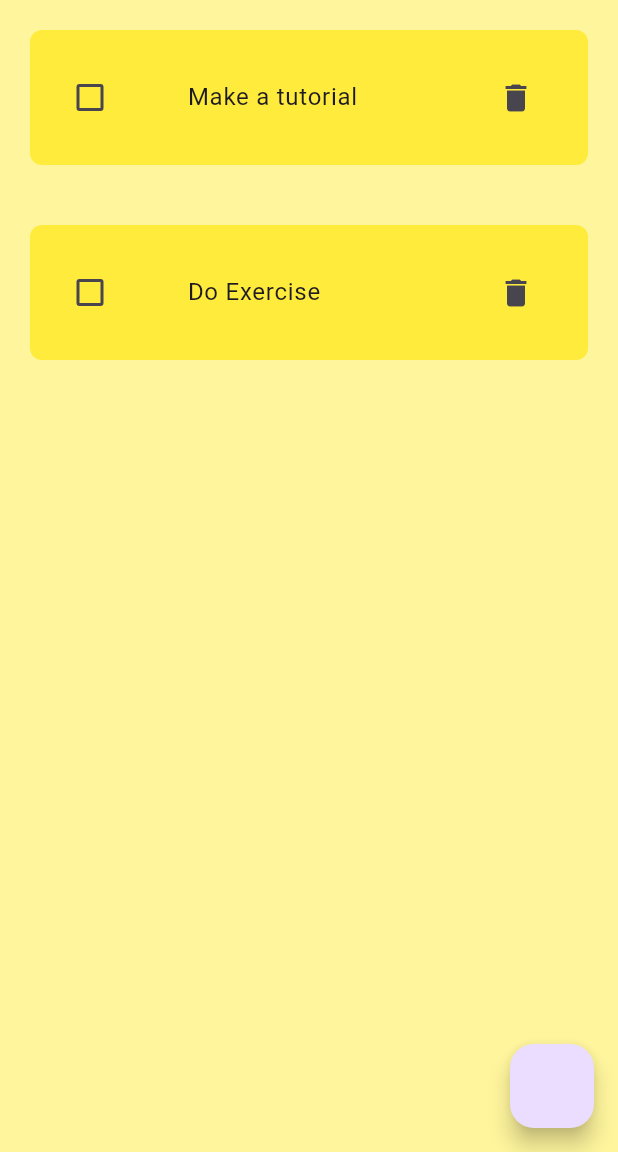
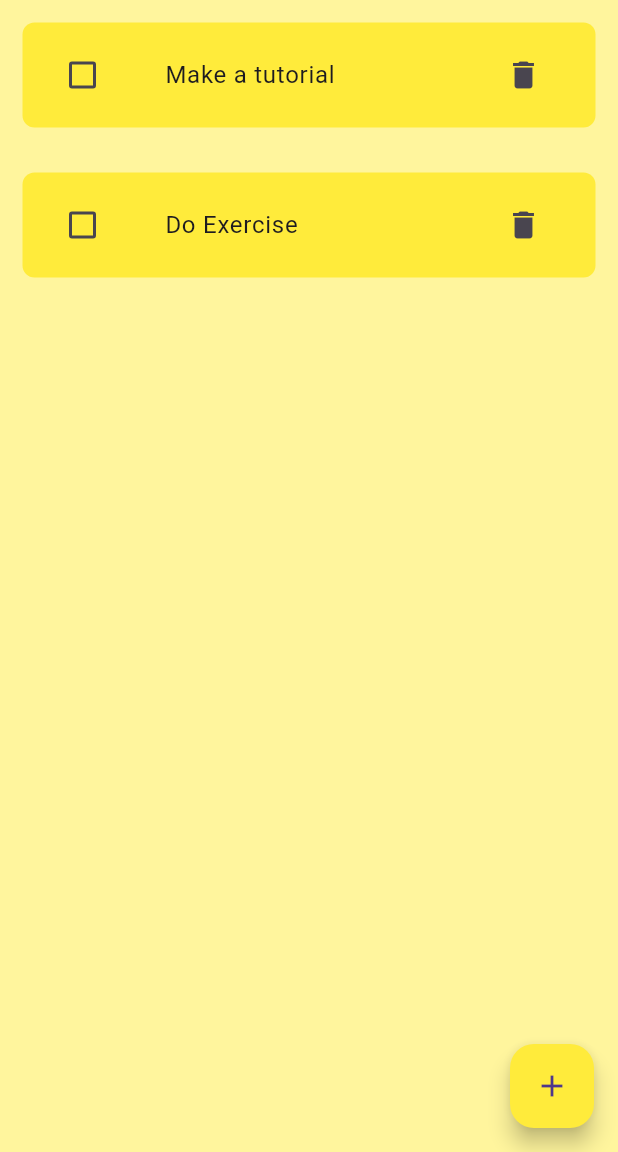
Before and after one commit to DanielLeke/To-Do-App, a Flutter app: the screen it shows after launch, on a phone screen of 412 x 824 dp, the part 84-1236 px from its top. Run offline on Flutter 3.47's test engine with Material 3 defaults, Android fonts, the phone set to English and light mode, and no system bars.

Commit message:
Put a floating action button that will trigger the dialog box and styled it

```diff
--- a/lib/pages/home_page.dart
+++ b/lib/pages/home_page.dart
@@ -24,11 +24,14 @@ class _HomePageState extends State<HomePage> {
         backgroundColor: Colors.yellow,
         elevation: 0,
       ),
-      floatingActionButton: FloatingActionButton(onPressed: () {
+      floatingActionButton: FloatingActionButton(
+        backgroundColor: Colors.yellow,
+        onPressed: () {
         const Dialog(
           child: DialogBox(),
         );
-      }),
+      },
+        child: const Icon(Icons.add)),
       body: ListView.builder(
         itemCount: toDoItems.length,
         itemBuilder: (context, index) {
--- a/lib/utilities/todo_tile.dart
+++ b/lib/utilities/todo_tile.dart
@@ -17,7 +17,7 @@ class ToDoTile extends StatelessWidget {
   @override
   Widget build(BuildContext context) {
     return Container(
-      margin: const EdgeInsets.all(20),
+      margin: const EdgeInsets.all(15),
       decoration: BoxDecoration(
         color: Colors.yellow,
         borderRadius: BorderRadius.circular(8),
@@ -29,7 +29,7 @@ class ToDoTile extends StatelessWidget {
           activeColor: Colors.deepPurple[400],
         ),
         title: Padding(
-          padding: const EdgeInsets.all(25.0),
+          padding: const EdgeInsets.all(15),
           child: Text(
             title,
             style: TextStyle(
```
